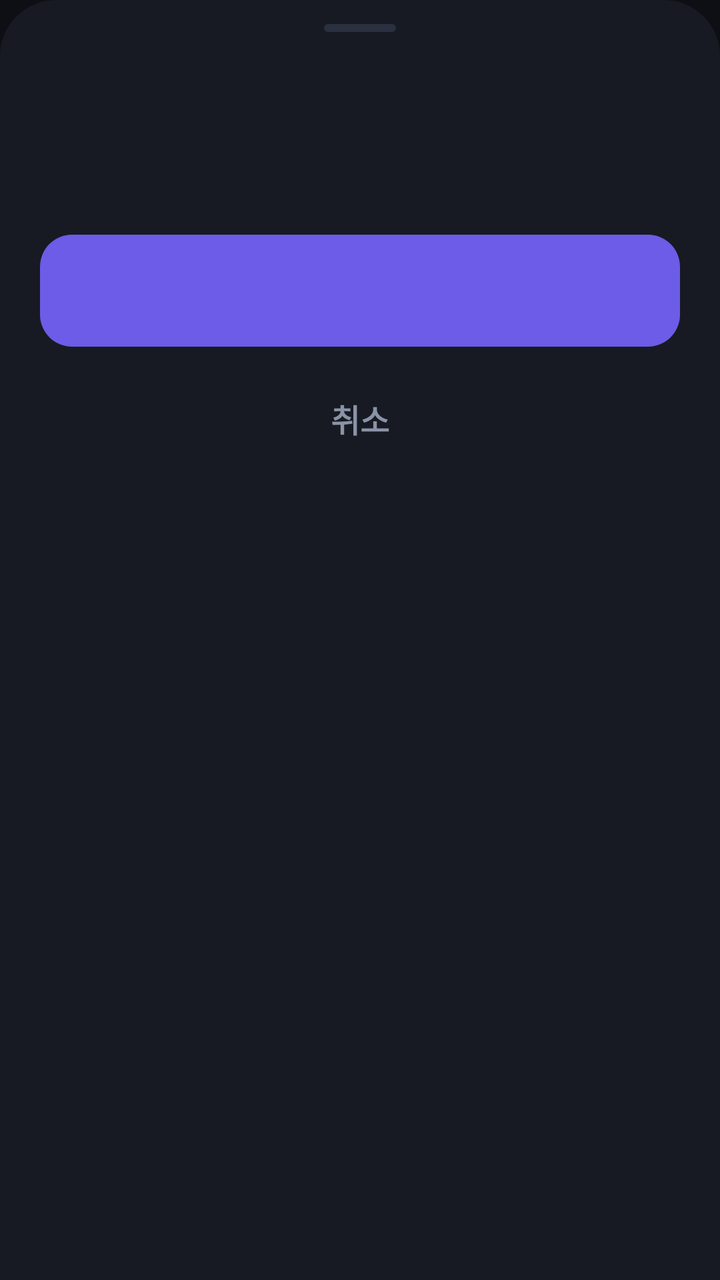
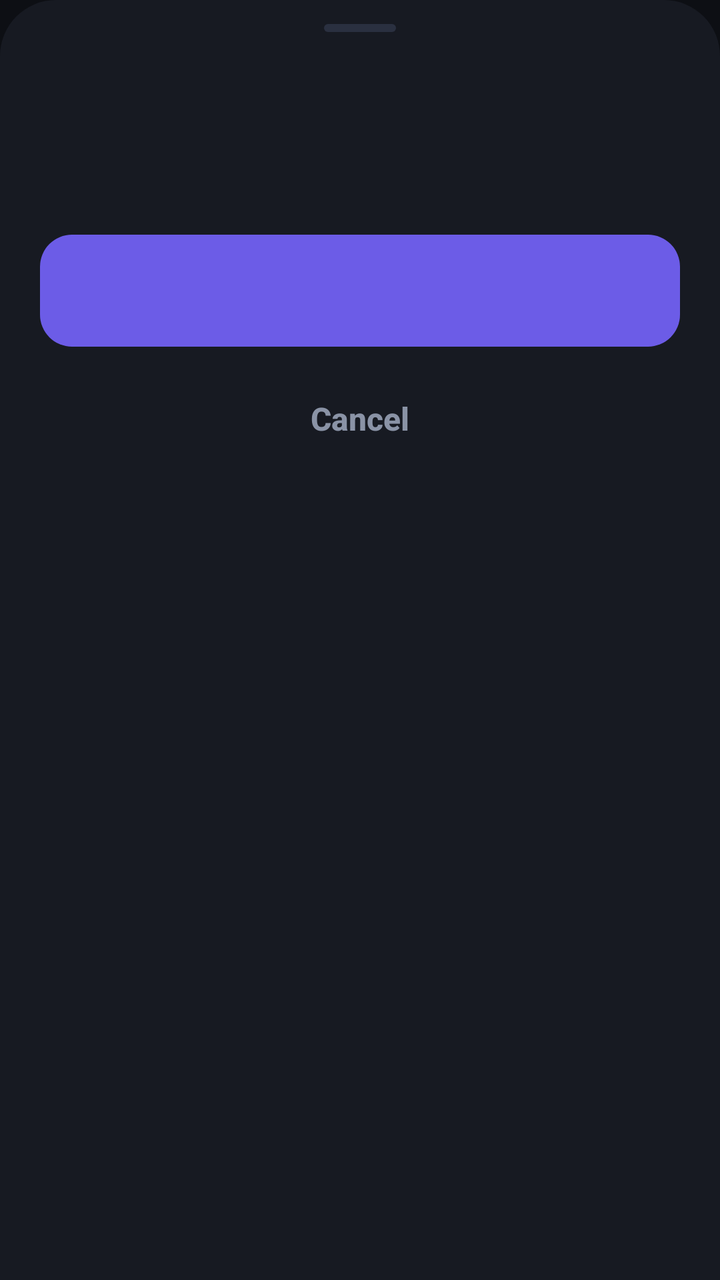

Screens rendered from an Android XML layout before and after an edit, with the pre-edit source and the edit as a unified diff.
<!-- AndroidManifest.xml: application theme AppTheme -->
<!-- res/layout/sheet_confirm.xml -->
<?xml version="1.0" encoding="utf-8"?>
<LinearLayout xmlns:android="http://schemas.android.com/apk/res/android"
    android:layout_width="match_parent"
    android:layout_height="wrap_content"
    android:background="@drawable/bg_sheet"
    android:orientation="vertical"
    android:paddingStart="20dp"
    android:paddingTop="12dp"
    android:paddingEnd="20dp"
    android:paddingBottom="20dp">

    <View style="@style/Grab" />

    <TextView android:id="@+id/cTitle" style="@style/SheetTitle" />
    <TextView android:id="@+id/cBody" style="@style/SheetLead" android:layout_marginTop="10dp" />

    <Button
        android:id="@+id/cOk"
        style="@style/Btn.Primary"
        android:layout_marginTop="24dp" />

    <Button
        android:id="@+id/cCancel"
        style="@style/Btn.Ghost"
        android:layout_marginTop="8dp"
        android:background="@drawable/bg_row_flat"
        android:text="취소"
        android:textColor="@color/text_dim" />
</LinearLayout>
<!-- resources referenced by this layout -->
<resources>
  <color name="text_dim">#8A93A6</color>
  <!-- drawable bg_row_flat (drawable) -->
  <?xml version="1.0" encoding="utf-8"?>
  <ripple xmlns:android="http://schemas.android.com/apk/res/android" android:color="@color/ripple">
      <item android:id="@android:id/mask">
          <shape><solid android:color="#FFFFFFFF" /><corners android:radius="14dp" /></shape>
      </item>
  </ripple>
  <!-- drawable bg_sheet (drawable) -->
  <?xml version="1.0" encoding="utf-8"?>
  <shape xmlns:android="http://schemas.android.com/apk/res/android">
      <solid android:color="@color/surface" />
      <corners android:topLeftRadius="28dp" android:topRightRadius="28dp" />
  </shape>
  <style name="Btn.Ghost">
          <item name="android:background">@drawable/bg_btn_ghost</item>
          <item name="android:textColor">@color/text</item>
      </style>
  <style name="Btn.Primary">
          <item name="android:background">@drawable/bg_btn_primary</item>
          <item name="android:textColor">#FFFFFFFF</item>
      </style>
  <style name="Grab">
          <item name="android:layout_width">36dp</item>
          <item name="android:layout_height">4dp</item>
          <item name="android:layout_gravity">center_horizontal</item>
          <item name="android:layout_marginBottom">20dp</item>
          <item name="android:background">@drawable/bg_grab</item>
      </style>
  <style name="SheetLead">
          <item name="android:layout_width">match_parent</item>
          <item name="android:layout_height">wrap_content</item>
          <item name="android:layout_marginTop">6dp</item>
          <item name="android:textSize">14sp</item>
          <item name="android:textColor">@color/text_dim</item>
          <item name="android:lineSpacingExtra">3dp</item>
      </style>
  <style name="SheetTitle">
          <item name="android:layout_width">match_parent</item>
          <item name="android:layout_height">wrap_content</item>
          <item name="android:textSize">21sp</item>
          <item name="android:textStyle">bold</item>
          <item name="android:textColor">@color/text</item>
          <item name="android:letterSpacing">-0.01</item>
      </style>
  <style name="AppTheme" parent="@android:style/Theme.Material.NoActionBar">
          <item name="android:windowBackground">@color/bg</item>
          <item name="android:statusBarColor">@color/bg</item>
          <item name="android:navigationBarColor">@color/bg</item>
          <item name="android:colorAccent">@color/accent</item>
          <item name="android:textColorPrimary">@color/text</item>
          <item name="android:textColorSecondary">@color/text_dim</item>
          <item name="android:textColorHint">@color/text_dim</item>
      </style>
  <color name="ripple">#1FFFFFFF</color>
  <color name="surface">#171A22</color>
  <!-- drawable bg_btn_ghost (drawable) -->
  <?xml version="1.0" encoding="utf-8"?>
  <ripple xmlns:android="http://schemas.android.com/apk/res/android" android:color="@color/ripple">
      <item>
          <shape><solid android:color="@color/surface_alt" /><corners android:radius="16dp" /></shape>
      </item>
  </ripple>
  <color name="text">#F2F4F8</color>
  <!-- drawable bg_grab (drawable) -->
  <?xml version="1.0" encoding="utf-8"?>
  <shape xmlns:android="http://schemas.android.com/apk/res/android">
      <solid android:color="@color/stroke" />
      <corners android:radius="2dp" />
  </shape>
  <color name="bg">#0D0F14</color>
  <color name="accent">#6C5CE7</color>
  <color name="surface_alt">#1F2430</color>
  <color name="accent_press">#5A4BD4</color>
  <color name="stroke">#2A3040</color>
  <!-- unchanged entries left out for length: 1 -->
</resources>

<!-- the commit's change to res/layout/sheet_confirm.xml (unified diff, before → after) -->
@@ -24,6 +24,6 @@
         style="@style/Btn.Ghost"
         android:layout_marginTop="8dp"
         android:background="@drawable/bg_row_flat"
-        android:text="취소"
+        android:text="@string/cancel"
         android:textColor="@color/text_dim" />
 </LinearLayout>
<!-- resource entries referenced after the edit -->
@@ -14,6 +14,7 @@
       <solid android:color="@color/surface" />
       <corners android:topLeftRadius="28dp" android:topRightRadius="28dp" />
   </shape>
+  <string name="cancel">Cancel</string>
   <style name="Btn.Ghost">
           <item name="android:background">@drawable/bg_btn_ghost</item>
           <item name="android:textColor">@color/text</item>
